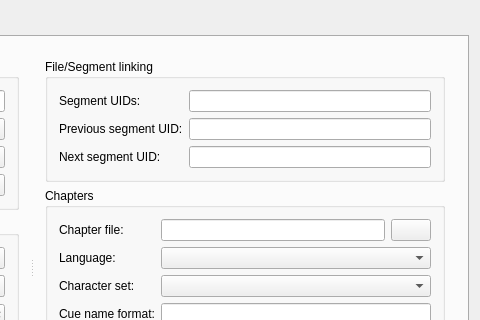
Above: src/mkvtoolnix-gui/forms/merge/tab.ui from jpsdr/MKVToolnix-Windows-7 before the change; both pictures show x 418 to 898 and y 0 to 320 of the 898 by 574 pixel window. Below: the same form after it.
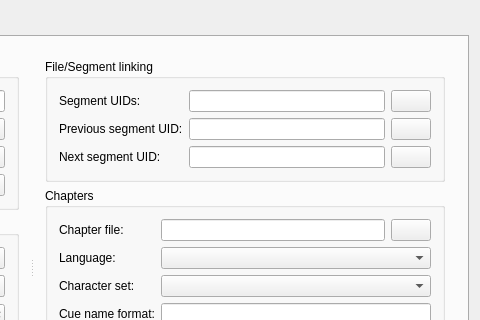
That is the form after the change. The open tabs and pages were chosen to show the change. Icons and pictures are not drawn. Custom widgets are drawn as their Qt base class.

Commit message:
GUI: merge: add on-demand reading of segment UIDs from existing files
The user can select an existing Matroska file. Its segment UID will then
be read and inserted into the corresponding control ('segment UID',
'next segment UID', 'previous segment UID').

GUI part of the implementation of #1363.

```diff
--- a/src/mkvtoolnix-gui/forms/merge/tab.ui
+++ b/src/mkvtoolnix-gui/forms/merge/tab.ui
@@ -1169,7 +1169,22 @@
                </widget>
               </item>
               <item row="0" column="1">
-               <widget class="QLineEdit" name="segmentUIDs"/>
+               <layout class="QHBoxLayout" name="horizontalLayout_6">
+                <item>
+                 <widget class="QLineEdit" name="segmentUIDs"/>
+                </item>
+                <item>
+                 <widget class="QPushButton" name="browseSegmentUID">
+                  <property name="text">
+                   <string/>
+                  </property>
+                  <property name="icon">
+                   <iconset resource="../../qt_resources.qrc">
+                    <normaloff>:/icons/16x16/document-open.png</normaloff>:/icons/16x16/document-open.png</iconset>
+                  </property>
+                 </widget>
+                </item>
+               </layout>
               </item>
               <item row="1" column="0">
                <widget class="QLabel" name="previousSegmentUIDLabel">
@@ -1179,7 +1194,22 @@
                </widget>
               </item>
               <item row="1" column="1">
-               <widget class="QLineEdit" name="previousSegmentUID"/>
+               <layout class="QHBoxLayout" name="horizontalLayout_13">
+                <item>
+                 <widget class="QLineEdit" name="previousSegmentUID"/>
+                </item>
+                <item>
+                 <widget class="QPushButton" name="browsePreviousSegmentUID">
+                  <property name="text">
+                   <string/>
+                  </property>
+                  <property name="icon">
+                   <iconset resource="../../qt_resources.qrc">
+                    <normaloff>:/icons/16x16/document-open.png</normaloff>:/icons/16x16/document-open.png</iconset>
+                  </property>
+                 </widget>
+                </item>
+               </layout>
               </item>
               <item row="2" column="0">
                <widget class="QLabel" name="nextSegmentUIDLabel">
@@ -1189,7 +1219,22 @@
                </widget>
               </item>
               <item row="2" column="1">
-               <widget class="QLineEdit" name="nextSegmentUID"/>
+               <layout class="QHBoxLayout" name="horizontalLayout_15">
+                <item>
+                 <widget class="QLineEdit" name="nextSegmentUID"/>
+                </item>
+                <item>
+                 <widget class="QPushButton" name="browseNextSegmentUID">
+                  <property name="text">
+                   <string/>
+                  </property>
+                  <property name="icon">
+                   <iconset resource="../../qt_resources.qrc">
+                    <normaloff>:/icons/16x16/document-open.png</normaloff>:/icons/16x16/document-open.png</iconset>
+                  </property>
+                 </widget>
+                </item>
+               </layout>
               </item>
              </layout>
             </widget>
```
Left out of the diff: 75 changed lines with no effect on the pictures. The commit also changes 4 other files.
